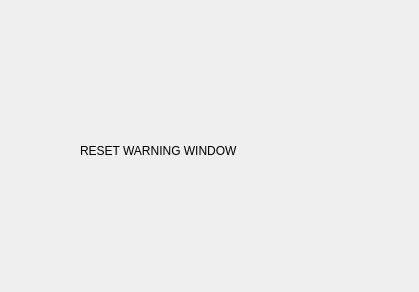
Before: the Qt Designer form resetwarningwindow.ui in varietytas/AI_app_Qt, drawn with Qt 5.
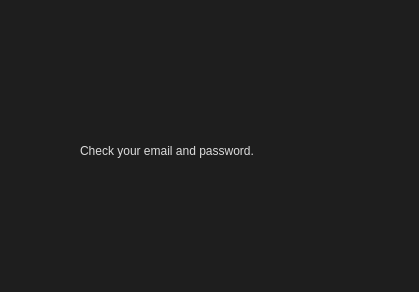
After: the same form once the commit is applied.

The edit to the form file:
```diff
--- a/resetwarningwindow.ui
+++ b/resetwarningwindow.ui
@@ -5,6 +5,55 @@
   <property name="windowModality">
    <enum>Qt::ApplicationModal</enum>
   </property>
+  <property name="styleSheet">
+    <string notr="true">
+     QWidget {
+      background-color: #1e1e1e;
+      color: #dcdcdc;
+     }
+     QTabWidget::pane {
+      border: none;
+     }
+     
+     QPushButton {
+      background-color: #3b3b3b;
+      color: #dcdcdc;
+      border-radius: 20px;
+      padding: 5px;
+      min-width: 80px;
+     }
+     QPushButton:hover {
+      background-color: #575757;
+     }
+     QPushButton:pressed {
+      background-color: #737373;
+     }
+
+     QPlainTextEdit, QTextBrowser {
+      background-color: #2e2e2e;
+      color: #dcdcdc;
+      border-radius: 15px;
+      padding: 10px;
+     }
+     
+     QListView {
+      background-color: #2e2e2e;
+      color: #dcdcdc;
+      border-radius: 15px;
+      padding: 5px;
+     }
+     
+     QListView::item {
+      padding: 10px;
+      border-bottom: 1px solid #3b3b3b;
+     }
+     
+     QListView::item:selected {
+      background-color: #575757;
+      color: white;
+     }
+    </string>
+   </property>
   <property name="geometry">
    <rect>
     <x>0</x>
@@ -26,7 +75,7 @@
     </rect>
    </property>
    <property name="text">
-    <string>RESET WARNING WINDOW</string>
+    <string>Check your email and password.</string>
    </property>
   </widget>
  </widget>
```
